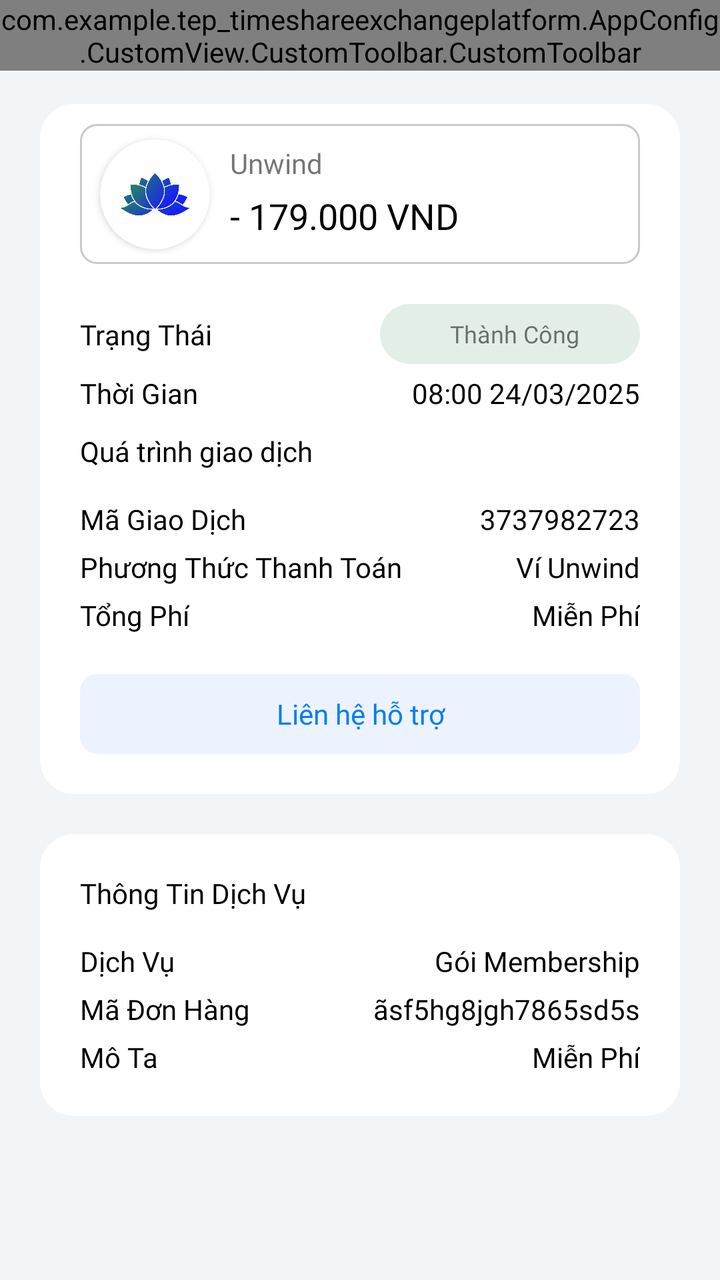
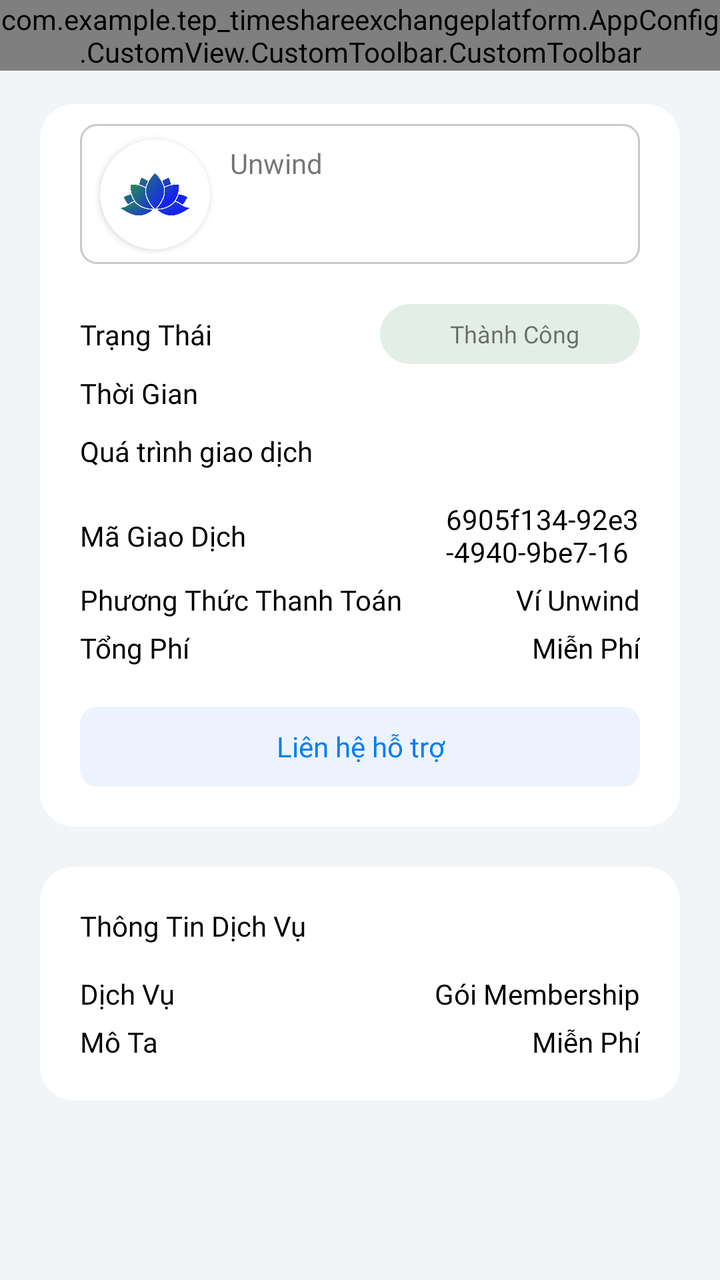

The first picture is an Android layout as it rendered before a commit; the second is the same layout after the commit. The layout source and the unified diff follow.
<!-- AndroidManifest.xml: application theme Base.Theme.TEPTimeshareExchangePlatform -->
<!-- res/layout/activity_my_transaction_detail.xml -->
<?xml version="1.0" encoding="utf-8"?>
<androidx.constraintlayout.widget.ConstraintLayout
    xmlns:android="http://schemas.android.com/apk/res/android"

    xmlns:app="http://schemas.android.com/apk/res-auto"
    xmlns:tools="http://schemas.android.com/tools"
    android:id="@+id/main"
    android:background="@color/primary_background_F9"
    android:layout_width="match_parent"
    android:layout_height="match_parent"
    tools:context=".UI.Activity.UserActivity.MyTransactionActivity.MyTransactionDetailActivity">

    
    <com.example.tep_timeshareexchangeplatform.AppConfig.CustomView.CustomToolbar.CustomToolbar
        android:id="@+id/customToolbar6"
        android:background="@color/white"
        android:layout_width="match_parent"
        android:layout_height="wrap_content"
        android:title="Chi Tiết Giao Dịch"
        app:layout_constraintTop_toTopOf="parent"
        app:showStartText="false"
        app:showTitleDetail="true"
        app:titleDetail="08:00 24/03/2025" />

    
    <ScrollView
        android:layout_marginTop="52dp"
        android:layout_width="match_parent"
        android:layout_height="match_parent"
        android:fillViewport="true"
        android:background="@color/white"
        app:layout_constraintTop_toBottomOf="@+id/customToolbar6">
        <LinearLayout
            android:layout_width="match_parent"
            android:layout_height="match_parent"
            android:background="@color/primary_background_F9"
            android:orientation="vertical">
            
            <androidx.constraintlayout.widget.ConstraintLayout
                android:background="@drawable/ripple_effect"
                android:backgroundTint="@color/white"
                android:layout_marginStart="20dp"
                android:layout_marginEnd="20dp"
                android:layout_width="match_parent"
                android:layout_height="wrap_content"
                android:paddingBottom="20dp"
                android:paddingStart="20dp"
                android:paddingEnd="20dp">
                
                <androidx.constraintlayout.widget.ConstraintLayout
                    android:id="@+id/constraintLayout15"
                    android:layout_width="match_parent"
                    android:layout_height="wrap_content"
                    android:layout_marginTop="10dp"
                    android:background="@drawable/background_stroke_around"
                    android:minHeight="70dp"
                    android:paddingTop="5dp"
                    android:paddingBottom="5dp"
                    app:layout_constraintEnd_toEndOf="parent"
                    app:layout_constraintStart_toStartOf="parent"
                    app:layout_constraintTop_toTopOf="parent">

                    
                    <androidx.cardview.widget.CardView
                        android:id="@+id/cardView5"
                        android:layout_width="55dp"
                        android:layout_height="55dp"
                        android:layout_marginStart="10dp"
                        app:cardCornerRadius="50dp"
                        app:layout_constraintBottom_toBottomOf="parent"
                        app:layout_constraintStart_toStartOf="parent"
                        app:layout_constraintTop_toTopOf="parent">

                        <ImageView
                            android:id="@+id/im_receiver"
                            android:layout_width="match_parent"
                            android:layout_height="match_parent"
                            android:padding="10dp"
                            android:src="@drawable/ic_logo_only" />
                    </androidx.cardview.widget.CardView>

                    
                    <TextView
                        android:id="@+id/textView28"
                        android:layout_width="0dp"
                        android:layout_height="wrap_content"
                        android:layout_marginStart="10dp"
                        android:layout_marginTop="5dp"
                        android:fontFamily="@font/inter_medium"
                        android:maxLines="1"
                        android:text="Unwind"
                        android:textSize="14dp"
                        app:layout_constraintStart_toEndOf="@+id/cardView5"
                        app:layout_constraintTop_toTopOf="parent" />

                    
                    <TextView
                        android:layout_width="0dp"
                        android:layout_height="wrap_content"
                        android:layout_marginStart="10dp"
                        android:fontFamily="@font/inter_bold"
                        android:maxLines="1"
                        android:text="- 179.000 VND"
                        android:textColor="@color/black"
                        android:textSize="18dp"
                        app:layout_constraintBottom_toBottomOf="@+id/cardView5"
                        app:layout_constraintStart_toEndOf="@+id/cardView5"
                        app:layout_constraintTop_toBottomOf="@+id/textView28" />

                </androidx.constraintlayout.widget.ConstraintLayout>
                
                <LinearLayout
                    android:id="@+id/linearLayout21"
                    android:layout_marginTop="15dp"
                    android:layout_width="match_parent"
                    android:layout_height="wrap_content"
                    android:background="@color/white"
                    android:orientation="vertical"
                    app:layout_constraintEnd_toEndOf="parent"
                    app:layout_constraintStart_toStartOf="parent"
                    app:layout_constraintTop_toBottomOf="@+id/constraintLayout15">

                    
                    <androidx.constraintlayout.widget.ConstraintLayout
                        android:layout_width="match_parent"
                        android:layout_height="wrap_content"
                        android:layout_marginTop="5dp"
                        android:orientation="horizontal"
                        android:weightSum="10"
                        app:layout_constraintEnd_toEndOf="parent"
                        app:layout_constraintTop_toBottomOf="@+id/textView26">
                        
                        <TextView
                            android:id="@+id/textView27"
                            android:layout_width="0dp"
                            android:layout_height="wrap_content"
                            android:layout_weight="3.5"
                            android:fontFamily="@font/inter_medium"
                            android:text="Trạng Thái"
                            android:textColor="@color/black"
                            android:textSize="14dp"
                            app:layout_constraintBottom_toBottomOf="parent"
                            app:layout_constraintStart_toStartOf="parent"
                            app:layout_constraintTop_toTopOf="parent" />

                        
                        <LinearLayout
                            android:id="@+id/materialCardView3"
                            android:layout_width="130dp"
                            android:layout_height="30dp"
                            android:background="@drawable/background_rating"
                            android:backgroundTint="@color/green_rental"
                            app:layout_constraintBottom_toBottomOf="parent"
                            app:layout_constraintEnd_toEndOf="parent"
                            app:layout_constraintTop_toTopOf="parent"
                            app:strokeColor="@color/white">

                            <LinearLayout
                                android:layout_width="match_parent"
                                android:layout_height="match_parent"
                                android:gravity="center"
                                android:orientation="horizontal">

                                <TextView
                                    android:id="@+id/tv_rating"
                                    android:layout_width="wrap_content"
                                    android:layout_height="match_parent"
                                    android:layout_marginStart="5dp"
                                    android:fontFamily="@font/inter_bold"
                                    android:gravity="center"
                                    android:text="Thành Công"
                                    android:textColor="@color/quantum_googgreen"
                                    android:textSize="12dp" />
                            </LinearLayout>


                        </LinearLayout>


                    </androidx.constraintlayout.widget.ConstraintLayout>

                    
                    <androidx.constraintlayout.widget.ConstraintLayout
                        android:layout_width="match_parent"
                        android:layout_height="wrap_content"
                        android:layout_marginTop="5dp"
                        android:orientation="horizontal"
                        android:weightSum="10"
                        app:layout_constraintEnd_toEndOf="parent"
                        app:layout_constraintTop_toBottomOf="@+id/textView26">
                        
                        <TextView
                            android:layout_width="0dp"
                            android:layout_height="wrap_content"
                            android:layout_weight="3.5"
                            android:fontFamily="@font/inter_medium"
                            android:text="Thời Gian"
                            android:textColor="@color/black"
                            android:textSize="14dp"
                            app:layout_constraintBottom_toBottomOf="parent"
                            app:layout_constraintStart_toStartOf="parent"
                            app:layout_constraintTop_toTopOf="parent" />

                        
                        <TextView
                            android:id="@+id/tv_time"
                            android:layout_width="0dp"
                            android:layout_height="wrap_content"
                            android:layout_marginStart="10dp"
                            android:layout_weight="6.5"
                            android:fontFamily="@font/inter_bold"
                            android:text="08:00 24/03/2025"
                            android:textColor="@color/black"
                            android:textSize="14dp"
                            app:layout_constraintBottom_toBottomOf="parent"
                            app:layout_constraintEnd_toEndOf="parent"
                            app:layout_constraintTop_toTopOf="parent" />
                    </androidx.constraintlayout.widget.ConstraintLayout>

                    
                    <TextView
                        android:id="@+id/tv_transaction_progress"
                        android:layout_width="match_parent"
                        android:layout_height="wrap_content"
                        android:layout_marginTop="10dp"
                        android:layout_marginBottom="10dp"
                        android:fontFamily="@font/inter_bold"
                        android:text="Quá trình giao dịch"
                        android:textColor="@color/black"
                        android:textSize="14dp" />

                    
                    <androidx.constraintlayout.widget.ConstraintLayout
                        android:layout_width="match_parent"
                        android:layout_height="wrap_content"
                        android:layout_marginTop="5dp"
                        android:orientation="horizontal"
                        android:weightSum="10"
                        app:layout_constraintEnd_toEndOf="parent"
                        app:layout_constraintTop_toBottomOf="@+id/textView26">
                        
                        <TextView
                            android:layout_width="0dp"
                            android:layout_height="wrap_content"
                            android:layout_weight="3.5"
                            android:fontFamily="@font/inter_medium"
                            android:text="Mã Giao Dịch"
                            android:textColor="@color/black"
                            android:textSize="14dp"
                            app:layout_constraintBottom_toBottomOf="parent"
                            app:layout_constraintStart_toStartOf="parent"
                            app:layout_constraintTop_toTopOf="parent" />

                        
                        <TextView
                            android:id="@+id/tv_transaction_id"
                            android:layout_width="0dp"
                            android:layout_height="wrap_content"
                            android:layout_marginStart="10dp"
                            android:layout_weight="6.5"
                            android:fontFamily="@font/inter_bold"
                            android:text="3737982723"
                            android:textColor="@color/black"
                            android:textSize="14dp"
                            app:layout_constraintBottom_toBottomOf="parent"
                            app:layout_constraintEnd_toEndOf="parent"
                            app:layout_constraintTop_toTopOf="parent" />
                    </androidx.constraintlayout.widget.ConstraintLayout>

                    
                    <androidx.constraintlayout.widget.ConstraintLayout
                        android:layout_width="match_parent"
                        android:layout_height="wrap_content"
                        android:layout_marginTop="5dp"
                        android:orientation="horizontal"
                        android:weightSum="10"
                        app:layout_constraintEnd_toEndOf="parent"
                        app:layout_constraintTop_toBottomOf="@+id/textView26">
                        
                        <TextView
                            android:layout_width="0dp"
                            android:layout_height="wrap_content"
                            android:layout_weight="3.5"
                            android:fontFamily="@font/inter_medium"
                            android:text="Phương Thức Thanh Toán"
                            android:textColor="@color/black"
                            android:textSize="14dp"
                            app:layout_constraintBottom_toBottomOf="parent"
                            app:layout_constraintStart_toStartOf="parent"
                            app:layout_constraintTop_toTopOf="parent" />

                        
                        <TextView
                            android:id="@+id/tv_payment_method"
                            android:layout_width="0dp"
                            android:layout_height="wrap_content"
                            android:layout_marginStart="10dp"
                            android:layout_weight="6.5"
                            android:fontFamily="@font/inter_bold"
                            android:text="Ví Unwind"
                            android:textColor="@color/black"
                            android:textSize="14dp"
                            app:layout_constraintBottom_toBottomOf="parent"
                            app:layout_constraintEnd_toEndOf="parent"
                            app:layout_constraintTop_toTopOf="parent" />
                    </androidx.constraintlayout.widget.ConstraintLayout>

                    
                    <androidx.constraintlayout.widget.ConstraintLayout
                        android:layout_width="match_parent"
                        android:layout_height="wrap_content"
                        android:layout_marginTop="5dp"
                        android:orientation="horizontal"
                        android:weightSum="10"
                        app:layout_constraintEnd_toEndOf="parent"
                        app:layout_constraintTop_toBottomOf="@+id/textView26">
                        
                        <TextView
                            android:layout_width="0dp"
                            android:layout_height="wrap_content"
                            android:layout_weight="3.5"
                            android:fontFamily="@font/inter_medium"
                            android:text="Tổng Phí"
                            android:textColor="@color/black"
                            android:textSize="14dp"
                            app:layout_constraintBottom_toBottomOf="parent"
                            app:layout_constraintStart_toStartOf="parent"
                            app:layout_constraintTop_toTopOf="parent" />

                        
                        <TextView
                            android:id="@+id/tv_total_fee"
                            android:layout_width="0dp"
                            android:layout_height="wrap_content"
                            android:layout_marginStart="10dp"
                            android:layout_weight="6.5"
                            android:fontFamily="@font/inter_bold"
                            android:text="Miễn Phí"
                            android:textColor="@color/black"
                            android:textSize="14dp"
                            app:layout_constraintBottom_toBottomOf="parent"
                            app:layout_constraintEnd_toEndOf="parent"
                            app:layout_constraintTop_toTopOf="parent" />
                    </androidx.constraintlayout.widget.ConstraintLayout>


                </LinearLayout>
                
                <LinearLayout
                    android:background="@drawable/background_stroke_around"
                    android:backgroundTint="@color/i_blue_light"
                    android:layout_marginTop="20dp"
                    android:layout_width="match_parent"
                    android:layout_height="40dp"
                    app:layout_constraintEnd_toEndOf="parent"
                    app:layout_constraintStart_toStartOf="parent"
                    app:layout_constraintTop_toBottomOf="@+id/linearLayout21">

                    <TextView
                        android:fontFamily="@font/inter_bold"
                        android:textColor="@color/blue_full"
                        android:layout_width="match_parent"
                        android:layout_height="wrap_content"
                        android:text="Liên hệ hỗ trợ"
                        android:gravity="center"
                        android:layout_gravity="center"/>

                </LinearLayout>
            </androidx.constraintlayout.widget.ConstraintLayout>

            
            <androidx.constraintlayout.widget.ConstraintLayout
                android:background="@drawable/ripple_effect"
                android:backgroundTint="@color/white"
                android:layout_marginTop="20dp"
                android:layout_marginStart="20dp"
                android:layout_marginEnd="20dp"
                android:layout_width="match_parent"
                android:layout_height="wrap_content"
                android:paddingBottom="20dp"
                android:paddingStart="20dp"
                android:paddingEnd="20dp">
                
                <LinearLayout
                    android:layout_width="match_parent"
                    android:layout_height="wrap_content"
                    android:layout_marginTop="10dp"
                    android:background="@color/white"
                    android:orientation="vertical"
                    app:layout_constraintEnd_toEndOf="parent"
                    app:layout_constraintStart_toStartOf="parent"
                    app:layout_constraintTop_toTopOf="parent">


                    
                    <TextView
                        android:id="@+id/tv_service_title"
                        android:layout_width="match_parent"
                        android:layout_height="wrap_content"
                        android:layout_marginTop="10dp"
                        android:layout_marginBottom="10dp"
                        android:fontFamily="@font/inter_bold"
                        android:text="Thông Tin Dịch Vụ"
                        android:textColor="@color/black"
                        android:textSize="14dp" />

                    
                    <androidx.constraintlayout.widget.ConstraintLayout
                        android:layout_width="match_parent"
                        android:layout_height="wrap_content"
                        android:layout_marginTop="5dp"
                        android:orientation="horizontal"
                        android:weightSum="10"
                        app:layout_constraintEnd_toEndOf="parent"
                        app:layout_constraintTop_toBottomOf="@+id/textView26">
                        
                        <TextView
                            android:layout_width="0dp"
                            android:layout_height="wrap_content"
                            android:layout_weight="3.5"
                            android:fontFamily="@font/inter_medium"
                            android:text="Dịch Vụ"
                            android:textColor="@color/black"
                            android:textSize="14dp"
                            app:layout_constraintBottom_toBottomOf="parent"
                            app:layout_constraintStart_toStartOf="parent"
                            app:layout_constraintTop_toTopOf="parent" />

                        
                        <TextView
                            android:id="@+id/tv_service_name"
                            android:layout_width="0dp"
                            android:layout_height="wrap_content"
                            android:layout_marginStart="10dp"
                            android:layout_weight="6.5"
                            android:fontFamily="@font/inter_bold"
                            android:text="Gói Membership"
                            android:textColor="@color/black"
                            android:textSize="14dp"
                            app:layout_constraintBottom_toBottomOf="parent"
                            app:layout_constraintEnd_toEndOf="parent"
                            app:layout_constraintTop_toTopOf="parent" />
                    </androidx.constraintlayout.widget.ConstraintLayout>

                    
                    <androidx.constraintlayout.widget.ConstraintLayout
                        android:layout_width="match_parent"
                        android:layout_height="wrap_content"
                        android:layout_marginTop="5dp"
                        android:orientation="horizontal"
                        android:weightSum="10"
                        app:layout_constraintEnd_toEndOf="parent"
                        app:layout_constraintTop_toBottomOf="@+id/textView26">

                        <TextView
                            android:layout_width="0dp"
                            android:layout_height="wrap_content"
                            android:layout_weight="3.5"
                            android:fontFamily="@font/inter_medium"
                            android:text="Mã Đơn Hàng"
                            android:textColor="@color/black"
                            android:textSize="14dp"
                            app:layout_constraintBottom_toBottomOf="parent"
                            app:layout_constraintStart_toStartOf="parent"
                            app:layout_constraintTop_toTopOf="parent" />

                        <TextView
                            android:id="@+id/tv_order_id"
                            android:layout_width="0dp"
                            android:layout_height="wrap_content"
                            android:layout_marginStart="10dp"
                            android:layout_weight="6.5"
                            android:fontFamily="@font/inter_medium"
                            android:text="ãsf5hg8jgh7865sd5s"
                            android:textColor="@color/black"
                            android:textSize="14dp"
                            app:layout_constraintBottom_toBottomOf="parent"
                            app:layout_constraintEnd_toEndOf="parent"
                            app:layout_constraintTop_toTopOf="parent" />
                    </androidx.constraintlayout.widget.ConstraintLayout>

                    
                    <androidx.constraintlayout.widget.ConstraintLayout
                        android:layout_width="match_parent"
                        android:layout_height="wrap_content"
                        android:layout_marginTop="5dp"
                        android:orientation="horizontal"
                        android:weightSum="10"
                        app:layout_constraintEnd_toEndOf="parent"
                        app:layout_constraintTop_toBottomOf="@+id/textView26">
                        
                        <TextView
                            android:layout_width="0dp"
                            android:layout_height="wrap_content"
                            android:layout_weight="3.5"
                            android:fontFamily="@font/inter_medium"
                            android:text="Mô Ta"
                            android:textColor="@color/black"
                            android:textSize="14dp"
                            app:layout_constraintBottom_toBottomOf="parent"
                            app:layout_constraintStart_toStartOf="parent"
                            app:layout_constraintTop_toTopOf="parent" />

                        
                        <TextView
                            android:id="@+id/tv_description"
                            android:layout_width="0dp"
                            android:layout_height="wrap_content"
                            android:layout_marginStart="10dp"
                            android:layout_weight="6.5"
                            android:fontFamily="@font/inter_medium"
                            android:text="Miễn Phí"
                            android:textColor="@color/black"
                            android:textSize="14dp"
                            app:layout_constraintBottom_toBottomOf="parent"
                            app:layout_constraintEnd_toEndOf="parent"
                            app:layout_constraintTop_toTopOf="parent" />
                    </androidx.constraintlayout.widget.ConstraintLayout>


                </LinearLayout>
            </androidx.constraintlayout.widget.ConstraintLayout>




        </LinearLayout>
    </ScrollView>





</androidx.constraintlayout.widget.ConstraintLayout>
<!-- resources referenced by this layout -->
<resources>
  <color name="black">#FF000000</color>
  <color name="blue_full">#007EF2</color>
  <color name="green_rental">#197A33</color>
  <color name="i_blue_light">#edf3fe</color>
  <color name="primary_background_F9">#BFEDF2F6</color>
  <color name="white">#FFFFFFFF</color>
  <!-- drawable background_rating (drawable) -->
  <?xml version="1.0" encoding="utf-8"?>
  <shape xmlns:android="http://schemas.android.com/apk/res/android" android:shape="rectangle">
      <solid android:color="@color/blue_background_show" />
      <corners android:radius="15dp"></corners>
  
  </shape>
  <!-- drawable background_stroke_around (drawable) -->
  <?xml version="1.0" encoding="utf-8"?>
  <shape xmlns:android="http://schemas.android.com/apk/res/android"
      android:shape="rectangle"
      >
      <stroke android:width="1dp" android:color="@color/primary_background"/>
      <corners android:radius="8dp"/>
  
  </shape>
  <!-- drawable ic_logo_only: png bitmap (drawable, 30679 bytes) -->
  <!-- drawable ripple_effect (drawable) -->
  <?xml version="1.0" encoding="utf-8"?>
  <ripple xmlns:android="http://schemas.android.com/apk/res/android"
      android:color="?android:attr/colorControlHighlight">
      <item>
          <shape android:shape="rectangle">
              <corners android:radius="17dp"></corners>
              <solid android:color="@color/primaryColor"></solid>
          </shape>
      </item>
  </ripple>
  <style name="Base.Theme.TEPTimeshareExchangePlatform" parent="Theme.MaterialComponents.DayNight.NoActionBar">
          <item name="android:statusBarColor">@color/white</item>
          <item name="android:windowLightStatusBar">true
          </item> 
      </style>
  <color name="blue_background_show">#1F007EF2</color>
  <color name="primary_background">#C9C9C9</color>
  <color name="primaryColor">#ff6c2f</color>
</resources>

<!-- the commit's change to res/layout/activity_my_transaction_detail.xml (unified diff, before → after) -->
@@ -95,12 +95,12 @@
 
                     
                     <TextView
+                        android:id="@+id/tv_price_transaction"
                         android:layout_width="0dp"
                         android:layout_height="wrap_content"
                         android:layout_marginStart="10dp"
                         android:fontFamily="@font/inter_bold"
                         android:maxLines="1"
-                        android:text="- 179.000 VND"
                         android:textColor="@color/black"
                         android:textSize="18dp"
                         app:layout_constraintBottom_toBottomOf="@+id/cardView5"
@@ -209,7 +209,6 @@
                             android:layout_marginStart="10dp"
                             android:layout_weight="6.5"
                             android:fontFamily="@font/inter_bold"
-                            android:text="08:00 24/03/2025"
                             android:textColor="@color/black"
                             android:textSize="14dp"
                             app:layout_constraintBottom_toBottomOf="parent"
@@ -240,6 +239,7 @@
                         app:layout_constraintTop_toBottomOf="@+id/textView26">
                         
                         <TextView
+                            android:id="@+id/textView30"
                             android:layout_width="0dp"
                             android:layout_height="wrap_content"
                             android:layout_weight="3.5"
@@ -256,14 +256,16 @@
                             android:id="@+id/tv_transaction_id"
                             android:layout_width="0dp"
                             android:layout_height="wrap_content"
-                            android:layout_marginStart="10dp"
                             android:layout_weight="6.5"
                             android:fontFamily="@font/inter_bold"
-                            android:text="3737982723"
-                            android:textColor="@color/black"
-                            android:textSize="14dp"
-                            app:layout_constraintBottom_toBottomOf="parent"
-                            app:layout_constraintEnd_toEndOf="parent"
+                            android:maxLines="2"
+                            android:layout_marginStart="100dp"
+                            android:text="6905f134-92e3-4940-9be7-16b9d4696ce0"
+                            android:textColor="@color/black"
+                            android:textSize="14dp"
+                            app:layout_constraintBottom_toBottomOf="parent"
+                            app:layout_constraintEnd_toEndOf="parent"
+                            app:layout_constraintStart_toEndOf="@+id/textView30"
                             app:layout_constraintTop_toTopOf="parent" />
                     </androidx.constraintlayout.widget.ConstraintLayout>
 
@@ -294,7 +296,6 @@
                             android:id="@+id/tv_payment_method"
                             android:layout_width="0dp"
                             android:layout_height="wrap_content"
-                            android:layout_marginStart="10dp"
                             android:layout_weight="6.5"
                             android:fontFamily="@font/inter_bold"
                             android:text="Ví Unwind"
@@ -302,7 +303,8 @@
                             android:textSize="14dp"
                             app:layout_constraintBottom_toBottomOf="parent"
                             app:layout_constraintEnd_toEndOf="parent"
-                            app:layout_constraintTop_toTopOf="parent" />
+                            app:layout_constraintTop_toTopOf="parent"
+                            app:layout_constraintVertical_bias="0.0" />
                     </androidx.constraintlayout.widget.ConstraintLayout>
 
                     
@@ -447,6 +449,7 @@
                         android:layout_width="match_parent"
                         android:layout_height="wrap_content"
                         android:layout_marginTop="5dp"
+                        android:visibility="gone"
                         android:orientation="horizontal"
                         android:weightSum="10"
                         app:layout_constraintEnd_toEndOf="parent"
